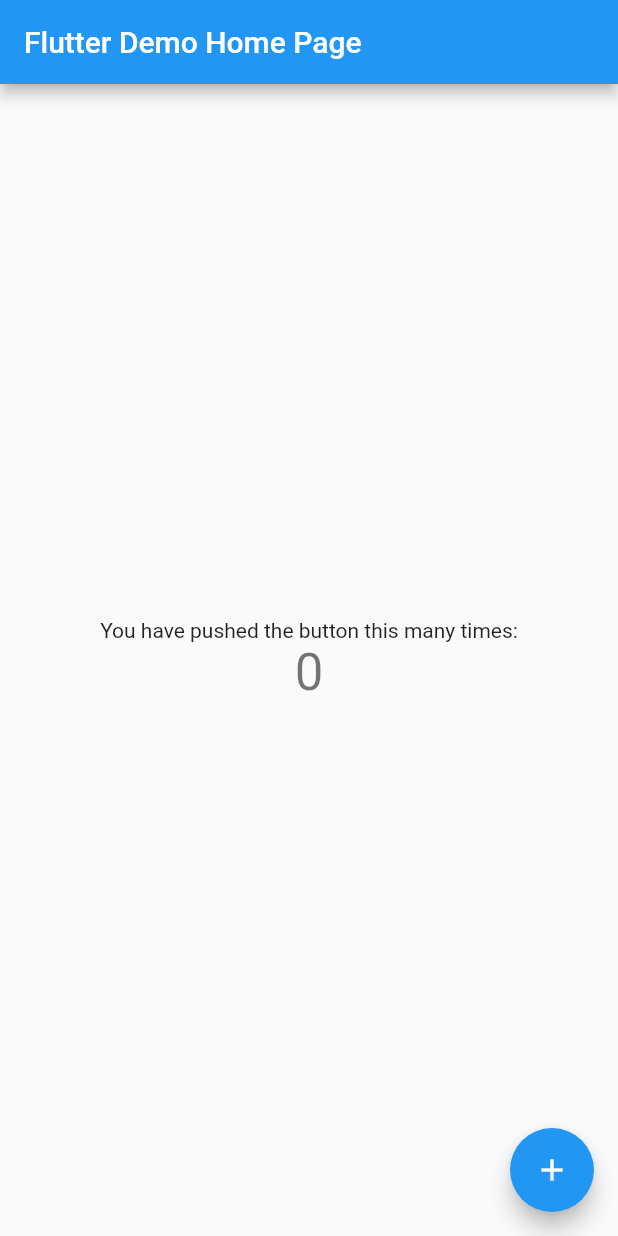
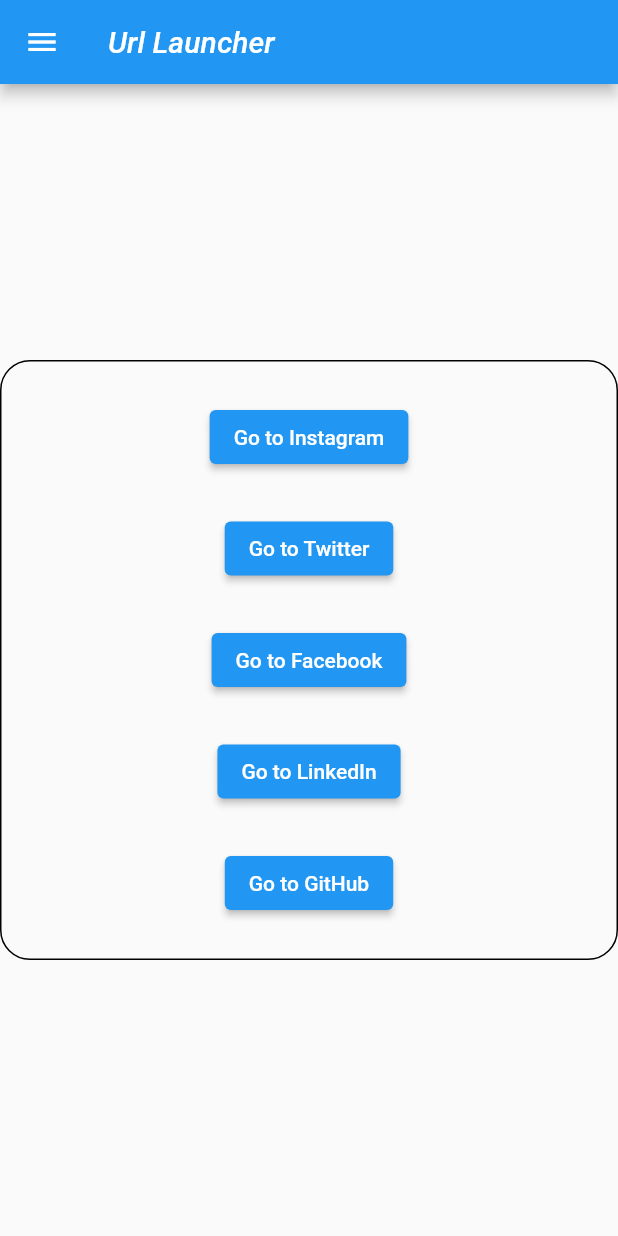
Before and after one commit to SeAliijaz/url_launcher_flutter, a Flutter app: the screen it shows after launch, on a phone screen of 412 x 824 dp. Run offline on Flutter 3.47's test engine with Material 2 defaults, Android fonts, the phone set to English and light mode, and no system bars.

Commit message:
Working Fine

```diff
--- /dev/null
+++ b/lib/Screens/home_screen.dart
@@ -0,0 +1,76 @@
+import 'package:flutter/material.dart';
+import 'package:url_launcher/url_launcher.dart';
+
+class HomeScreen extends StatelessWidget {
+  const HomeScreen({Key? key}) : super(key: key);
+
+  void _launchInstagramURL() async {
+    await launchUrl(Uri.parse("https://www.instagram.com/"));
+  }
+
+  void _launchTwitter() async {
+    await launchUrl(Uri.parse("https://twitter.com/"));
+  }
+
+  void _launchFacebook() async {
+    await launchUrl(Uri.parse("https://facebook.com/"));
+  }
+
+  void _launchLinkedIn() async {
+    await launchUrl(Uri.parse("https://www.linkedin.com/"));
+  }
+
+  void _launchGithub() async {
+    await launchUrl(Uri.parse("https://github.com/"));
+  }
+
+  @override
+  Widget build(BuildContext context) {
+    return Scaffold(
+      appBar: AppBar(
+        leading: Icon(Icons.menu),
+        title: Text(
+          'Url Launcher',
+          style: TextStyle(
+            fontStyle: FontStyle.italic,
+          ),
+        ),
+      ),
+      body: Center(
+        child: Container(
+          height: 400,
+          width: double.infinity,
+          decoration: BoxDecoration(
+            border: Border.all(),
+            borderRadius: BorderRadius.circular(20),
+          ),
+          child: Column(
+            mainAxisAlignment: MainAxisAlignment.spaceEvenly,
+            children: [
+              ElevatedButton(
+                onPressed: _launchInstagramURL,
+                child: Text("Go to Instagram"),
+              ),
+              ElevatedButton(
+                onPressed: _launchTwitter,
+                child: Text("Go to Twitter"),
+              ),
+              ElevatedButton(
+                onPressed: _launchFacebook,
+                child: Text("Go to Facebook"),
+              ),
+              ElevatedButton(
+                onPressed: _launchLinkedIn,
+                child: Text("Go to LinkedIn"),
+              ),
+              ElevatedButton(
+                onPressed: _launchGithub,
+                child: Text("Go to GitHub"),
+              ),
+            ],
+          ),
+        ),
+      ),
+    );
+  }
+}
--- a/lib/main.dart
+++ b/lib/main.dart
@@ -1,4 +1,5 @@
 import 'package:flutter/material.dart';
+import 'package:url_launcher_flutter/Screens/home_screen.dart';
 
 void main() {
   runApp(const MyApp());
@@ -7,109 +8,12 @@
 class MyApp extends StatelessWidget {
   const MyApp({Key? key}) : super(key: key);
 
-  // This widget is the root of your application.
   @override
   Widget build(BuildContext context) {
     return MaterialApp(
-      title: 'Flutter Demo',
-      theme: ThemeData(
-        // This is the theme of your application.
-        //
-        // Try running your application with "flutter run". You'll see the
-        // application has a blue toolbar. Then, without quitting the app, try
-        // changing the primarySwatch below to Colors.green and then invoke
-        // "hot reload" (press "r" in the console where you ran "flutter run",
-        // or simply save your changes to "hot reload" in a Flutter IDE).
-        // Notice that the counter didn't reset back to zero; the application
-        // is not restarted.
-        primarySwatch: Colors.blue,
-      ),
-      home: const MyHomePage(title: 'Flutter Demo Home Page'),
+      title: 'Url Launcher',
+      debugShowCheckedModeBanner: false,
+      home: HomeScreen(),
     );
   }
 }
-
-class MyHomePage extends StatefulWidget {
-  const MyHomePage({Key? key, required this.title}) : super(key: key);
-
-  // This widget is the home page of your application. It is stateful, meaning
-  // that it has a State object (defined below) that contains fields that affect
-  // how it looks.
-
-  // This class is the configuration for the state. It holds the values (in this
-  // case the title) provided by the parent (in this case the App widget) and
-  // used by the build method of the State. Fields in a Widget subclass are
-  // always marked "final".
-
-  final String title;
-
-  @override
-  State<MyHomePage> createState() => _MyHomePageState();
-}
-
-class _MyHomePageState extends State<MyHomePage> {
-  int _counter = 0;
-
-  void _incrementCounter() {
-    setState(() {
-      // This call to setState tells the Flutter framework that something has
-      // changed in this State, which causes it to rerun the build method below
-      // so that the display can reflect the updated values. If we changed
-      // _counter without calling setState(), then the build method would not be
-      // called again, and so nothing would appear to happen.
-      _counter++;
-    });
-  }
-
-  @override
-  Widget build(BuildContext context) {
-    // This method is rerun every time setState is called, for instance as done
-    // by the _incrementCounter method above.
-    //
-    // The Flutter framework has been optimized to make rerunning build methods
-    // fast, so that you can just rebuild anything that needs updating rather
-    // than having to individually change instances of widgets.
-    return Scaffold(
-      appBar: AppBar(
-        // Here we take the value from the MyHomePage object that was created by
-        // the App.build method, and use it to set our appbar title.
-        title: Text(widget.title),
-      ),
-      body: Center(
-        // Center is a layout widget. It takes a single child and positions it
-        // in the middle of the parent.
-        child: Column(
-          // Column is also a layout widget. It takes a list of children and
-          // arranges them vertically. By default, it sizes itself to fit its
-          // children horizontally, and tries to be as tall as its parent.
-          //
-          // Invoke "debug painting" (press "p" in the console, choose the
-          // "Toggle Debug Paint" action from the Flutter Inspector in Android
-          // Studio, or the "Toggle Debug Paint" command in Visual Studio Code)
-          // to see the wireframe for each widget.
-          //
-          // Column has various properties to control how it sizes itself and
-          // how it positions its children. Here we use mainAxisAlignment to
-          // center the children vertically; the main axis here is the vertical
-          // axis because Columns are vertical (the cross axis would be
-          // horizontal).
-          mainAxisAlignment: MainAxisAlignment.center,
-          children: <Widget>[
-            const Text(
-              'You have pushed the button this many times:',
-            ),
-            Text(
-              '$_counter',
-              style: Theme.of(context).textTheme.headline4,
-            ),
-          ],
-        ),
-      ),
-      floatingActionButton: FloatingActionButton(
-        onPressed: _incrementCounter,
-        tooltip: 'Increment',
-        child: const Icon(Icons.add),
-      ), // This trailing comma makes auto-formatting nicer for build methods.
-    );
-  }
-}
```
Also changed, not shown: pubspec.yaml (+4 -12 lines), pubspec.lock, 5 other files.
